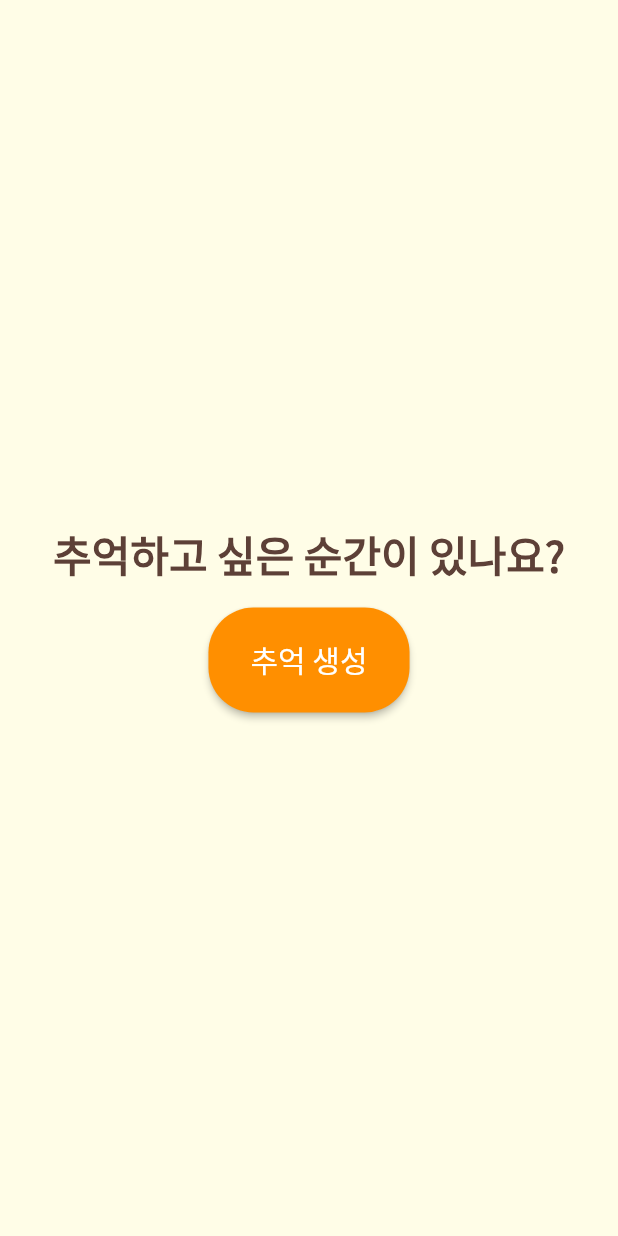
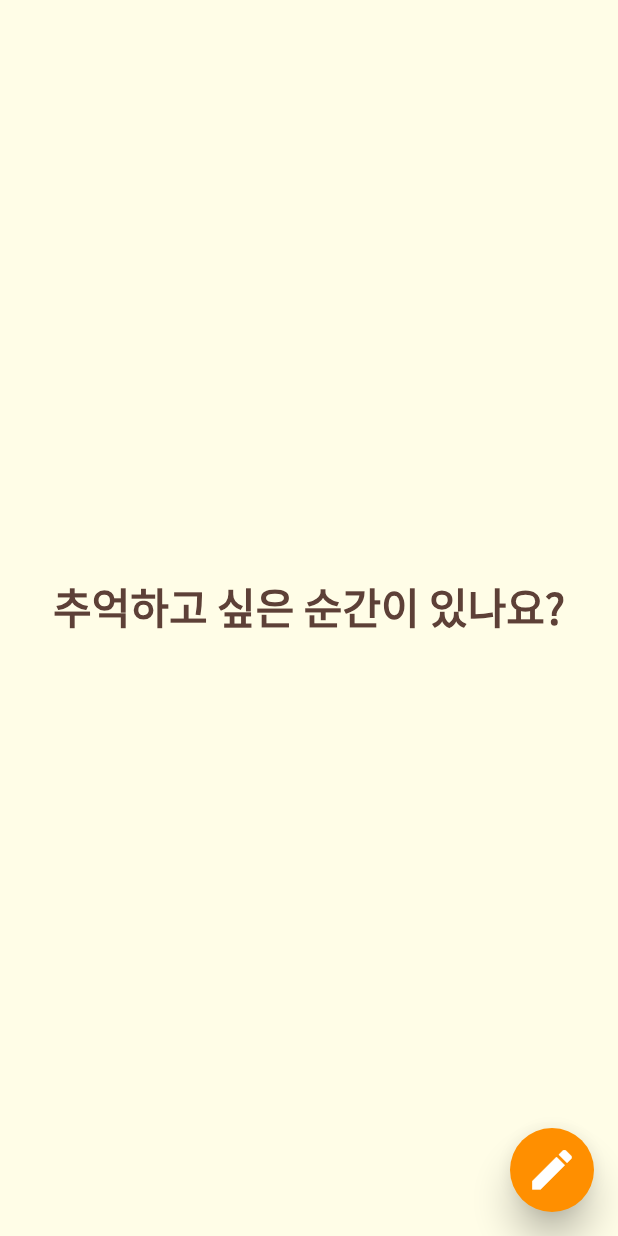
Before and after one commit to 6eom9eun/timeDam, a Flutter app: the Home screen opened directly, on a phone screen of 412 x 824 dp. Run offline on Flutter 3.47's test engine with Material 2 defaults, Android fonts, the light colour scheme and no system bars; our stand-ins replace cloud_firestore, firebase_auth, firebase_core, firebase_storage, google_sign_in, image_picker and 1 more; accounts and stored records are empty.

Commit message:
posting float버튼

```diff
--- a/lib/screens/home.dart
+++ b/lib/screens/home.dart
@@ -1,9 +1,9 @@
+import 'package:flutter/cupertino.dart';
 import 'package:flutter/material.dart';
 import 'package:cloud_firestore/cloud_firestore.dart';
 import 'package:memo_re/screens/writePage.dart';
 
 final firestore = FirebaseFirestore.instance;
-
 
 class Home extends StatefulWidget {
   const Home({super.key});
@@ -33,33 +33,22 @@ class _HomeState extends State<Home> {
                 textAlign: TextAlign.center,
               ),
               SizedBox(height: 15),
-              ElevatedButton(
-                onPressed: () {
-                  Navigator.push(
-                      context,
-                      MaterialPageRoute(builder: (context) => WritePage()),
-                  );
-                },
-                child: Padding(
-                  padding: const EdgeInsets.symmetric(horizontal: 8.0),
-                  child: Text(
-                    '추억 생성',
-                    style: TextStyle(fontSize: 20),
-                  ),
-                ),
-                style: ElevatedButton.styleFrom(
-                  primary: Colors.amber[800],
-                  onPrimary: Colors.white,
-                  padding: EdgeInsets.symmetric(horizontal: 20, vertical: 20),
-                  shape: RoundedRectangleBorder(
-                    borderRadius: BorderRadius.circular(30),
-                  ),
-                ),
-              ),
             ],
           ),
         ),
       ),
+      floatingActionButton: FloatingActionButton(
+        onPressed: () {
+          Navigator.push(
+            context,
+            CupertinoPageRoute(builder: (context) => WritePage()),
+          );
+        },
+        child: Icon(Icons.create, size: 35), // 아이콘 크기 조정
+        backgroundColor: Colors.amber[800],
+        elevation: 10, // 그림자 강도
+        highlightElevation: 15, // 버튼을 눌렀을 때 그림자 강도
+      ),
     );
   }
 }
--- a/lib/screens/loginPage.dart
+++ b/lib/screens/loginPage.dart
@@ -62,7 +62,7 @@ class _LoginPageState extends State<LoginPage> {
                   }
                 },
                 style: OutlinedButton.styleFrom(
-                  side: const BorderSide(width: 2, color: Color(0xFF000000)),
+                  side: const BorderSide(width: 1, color: Color(0xFF000000)),
                   fixedSize: const Size(300, 55),
                   backgroundColor: Colors.white,
                 ),
```
